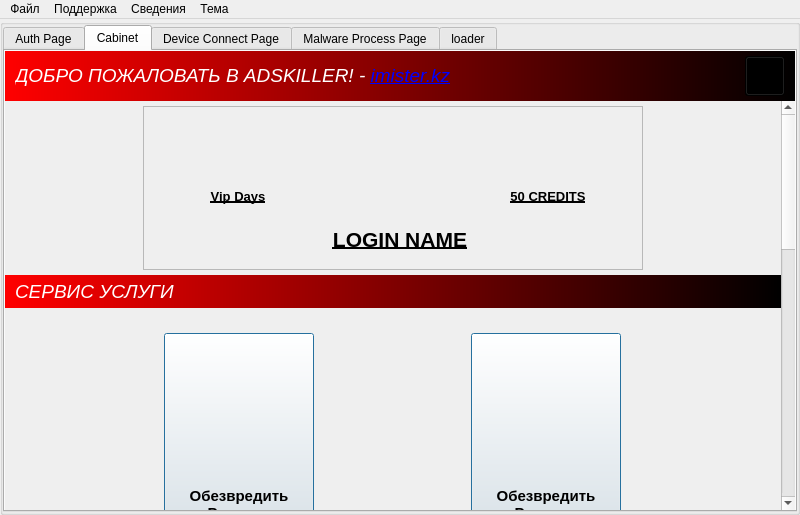
Old version of the form ui/mainwindow.ui in the repository badcast/adskiller.
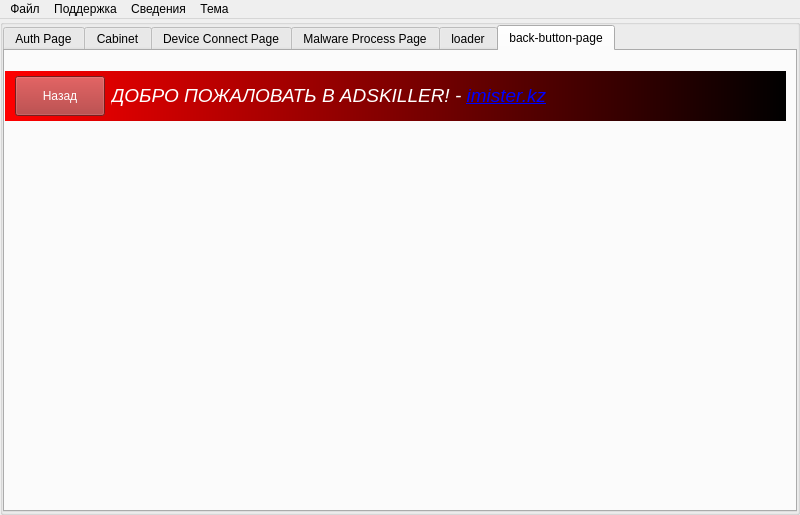
New version of the form. The open tabs and pages were chosen to show the change. Icons and pictures are not drawn.

Commit message: Add back button on any an service page

```diff
--- a/ui/mainwindow.ui
+++ b/ui/mainwindow.ui
@@ -1305,6 +1305,128 @@
            </item>
           </layout>
          </widget>
+         <widget class="QWidget" name="tab">
+          <attribute name="title">
+           <string>back-button-page</string>
+          </attribute>
+          <widget class="QFrame" name="toplevel_backpage">
+           <property name="geometry">
+            <rect>
+             <x>0</x>
+             <y>20</y>
+             <width>781</width>
+             <height>50</height>
+            </rect>
+           </property>
+           <property name="minimumSize">
+            <size>
+             <width>0</width>
+             <height>50</height>
+            </size>
+           </property>
+           <property name="maximumSize">
+            <size>
+             <width>16777215</width>
+             <height>50</height>
+            </size>
+           </property>
+           <property name="styleSheet">
+            <string notr="true">background-color: qlineargradient(spread:reflect, x1:0, y1:0, x2:1, y2:0, stop:0 red, stop:1 black);</string>
+           </property>
+           <property name="frameShape">
+            <enum>QFrame::Shape::NoFrame</enum>
+           </property>
+           <property name="frameShadow">
+            <enum>QFrame::Shadow::Raised</enum>
+           </property>
+           <layout class="QHBoxLayout" name="toplevel_layout_auth_3">
+            <property name="leftMargin">
+             <number>10</number>
+            </property>
+            <property name="topMargin">
+             <number>5</number>
+            </property>
+            <property name="rightMargin">
+             <number>10</number>
+            </property>
+            <property name="bottomMargin">
+             <number>5</number>
+            </property>
+            <item>
+             <widget class="QPushButton" name="buttonBackTo">
+              <property name="minimumSize">
+               <size>
+                <width>40</width>
+                <height>40</height>
+               </size>
+              </property>
+              <property name="maximumSize">
+               <size>
+                <width>90</width>
+                <height>40</height>
+               </size>
+              </property>
+              <property name="styleSheet">
+               <string notr="true">QPushButton
+{ 
+	background: #A52A2A;
+	color: white; 
+}
+
+QPushButton::hover 
+{
+		background: #8A3324;
+}
+
+QPushButton::pressed
+{
+		background: #3D2B1F;
+}</string>
+              </property>
+              <property name="text">
+               <string>Назад</string>
+              </property>
+              <property name="icon">
+               <iconset theme="QIcon::ThemeIcon::EditUndo"/>
+              </property>
+              <property name="checkable">
+               <bool>false</bool>
+              </property>
+              <property name="default">
+               <bool>false</bool>
+              </property>
+              <property name="flat">
+               <bool>false</bool>
+              </property>
+             </widget>
+            </item>
+            <item>
+             <widget class="QLabel" name="label_8">
+              <property name="font">
+               <font>
+                <pointsize>14</pointsize>
+                <italic>true</italic>
+                <bold>false</bold>
+               </font>
+              </property>
+              <property name="styleSheet">
+               <string notr="true">color: white;
+background: transparent</string>
+              </property>
+              <property name="text">
+               <string>ДОБРО ПОЖАЛОВАТЬ В ADSKILLER! - &lt;a color=white href=&quot;https://imister.kz&quot;&gt;imister.kz&lt;/a&gt;</string>
+              </property>
+              <property name="openExternalLinks">
+               <bool>true</bool>
+              </property>
+              <property name="buddy">
+               <cstring>authpageUpdate</cstring>
+              </property>
+             </widget>
+            </item>
+           </layout>
+          </widget>
+         </widget>
         </widget>
        </item>
       </layout>
```
Left out of the diff: 7 changed lines with no effect on the pictures. The commit also changes 8 other files.
